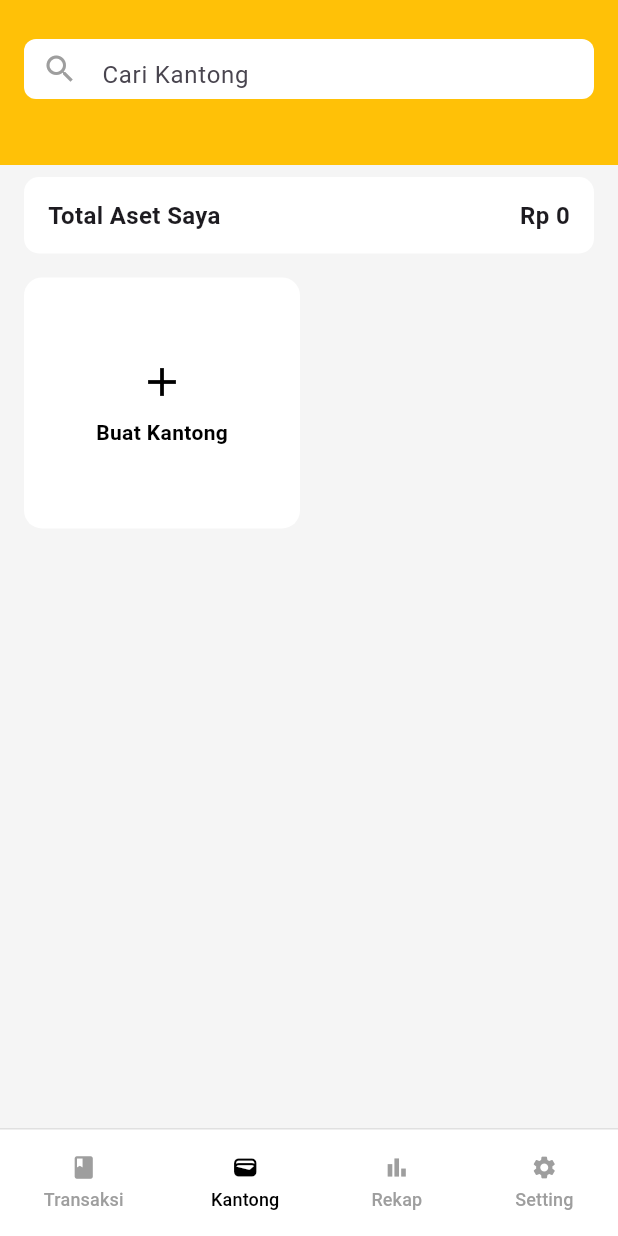
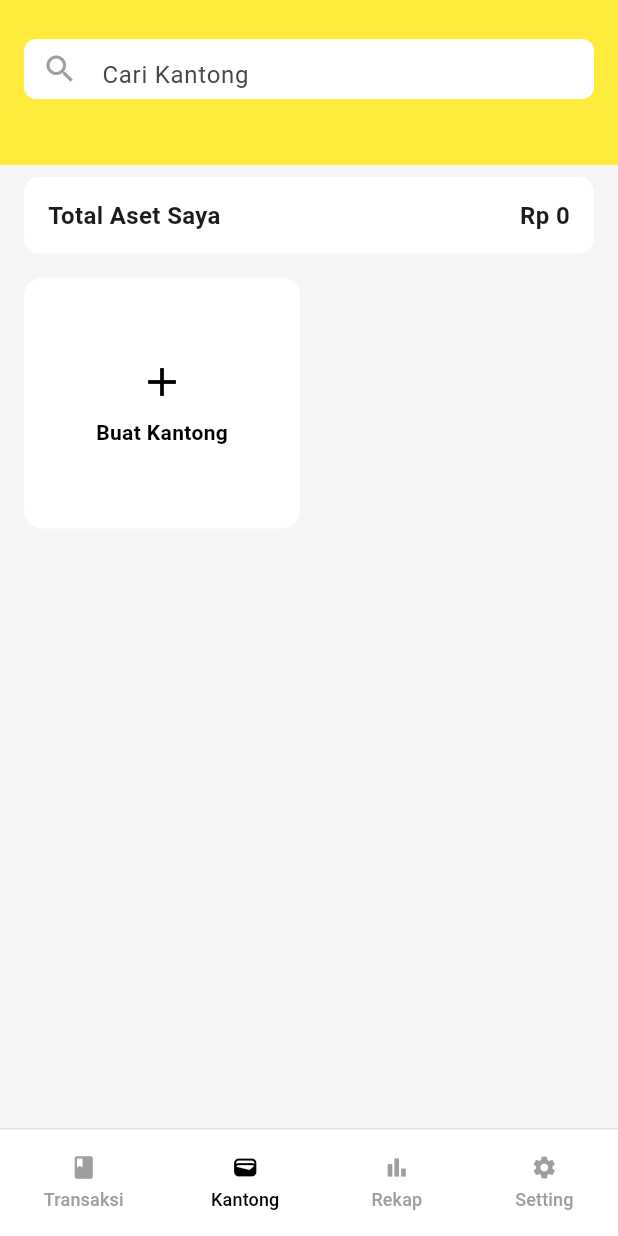
Before and after one commit to yaya7807-ai/mobile-kelompok-09, a Flutter app: the WalletScreen screen opened directly, on a phone screen of 412 x 824 dp. Run offline on Flutter 3.47's test engine with Material 3 defaults, Android fonts, the phone set to English and light mode, and no system bars; our stand-ins replace cloud_firestore, firebase_auth, firebase_core, fl_chart, flutter_svg; accounts and stored records are empty.

Commit message:
perubahan minor pada wallet screen

```diff
--- a/mydompet/lib/screens/wallet_screen.dart
+++ b/mydompet/lib/screens/wallet_screen.dart
@@ -81,7 +81,7 @@ class _WalletScreenState extends State<WalletScreen> {
           preferredSize: const Size.fromHeight(110),
           child: AppBar(
             automaticallyImplyLeading: false,
-            backgroundColor: const Color(0xFFFFC107),
+            backgroundColor: const Color.fromARGB(255, 255, 235, 59),
             elevation: 0,
             flexibleSpace: SafeArea(
               child: Padding(
```
